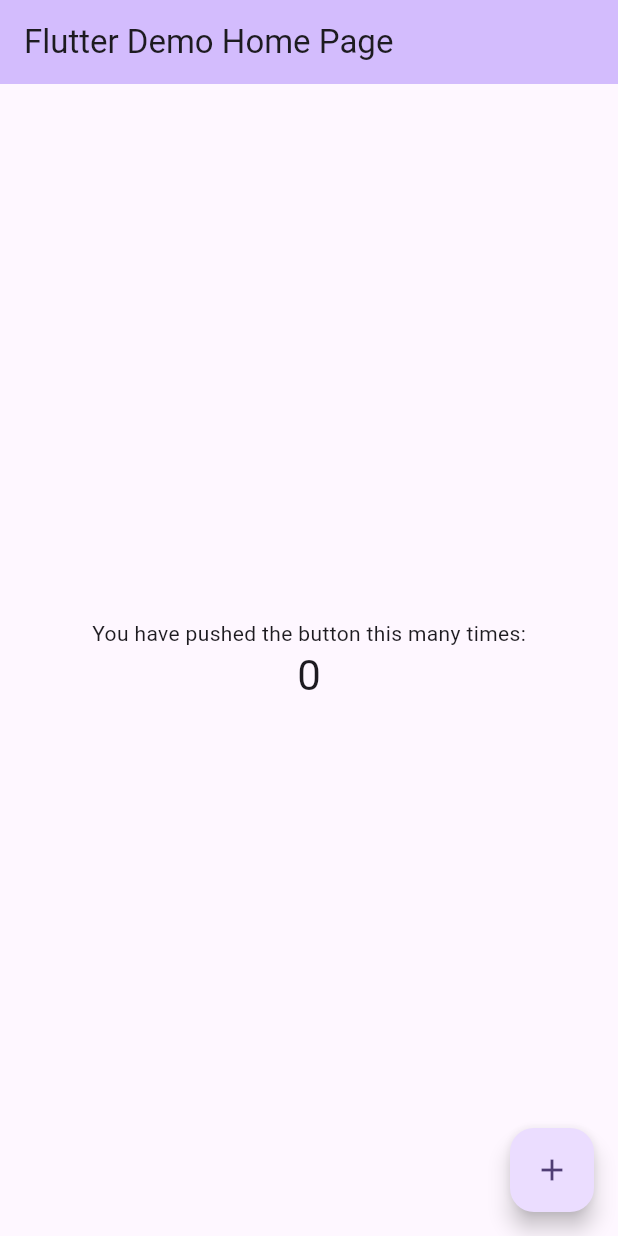
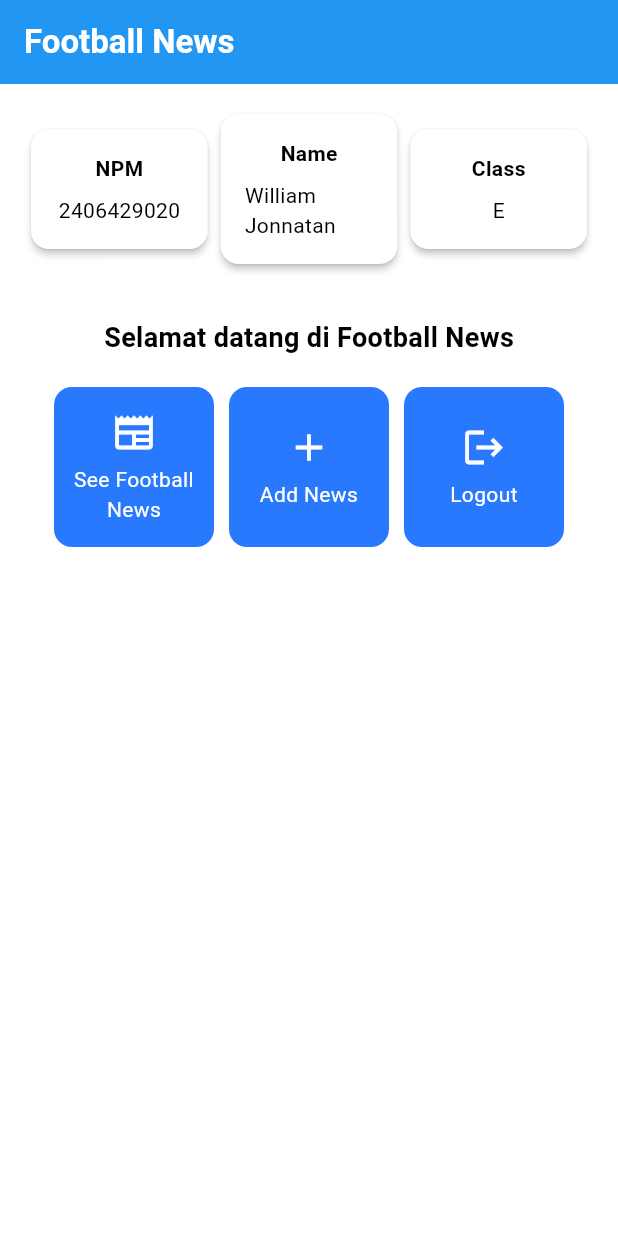
Before and after one commit to Weeleeam/football-news-mobile, a Flutter app: the screen it shows after launch, on a phone screen of 412 x 824 dp. Run offline on Flutter 3.47's test engine with Material 3 defaults, Android fonts, the phone set to English and light mode, and no system bars.

Commit message:
Tutorial 6 done

```diff
--- a/lib/main.dart
+++ b/lib/main.dart
@@ -1,4 +1,5 @@
 import 'package:flutter/material.dart';
+import 'package:football_news/menu.dart';
 
 void main() {
   runApp(const MyApp());
@@ -28,95 +29,10 @@ class MyApp extends StatelessWidget {
         //
         // This works for code too, not just values: Most code changes can be
         // tested with just a hot reload.
-        colorScheme: ColorScheme.fromSeed(seedColor: Colors.deepPurple),
+         colorScheme: ColorScheme.fromSwatch(primarySwatch: Colors.blue)
+         .copyWith(secondary: Colors.blueAccent[400]),
       ),
-      home: const MyHomePage(title: 'Flutter Demo Home Page'),
+      home: MyHomePage(),
     );
   }
 }
-
-class MyHomePage extends StatefulWidget {
-  const MyHomePage({super.key, required this.title});
-
-  // This widget is the home page of your application. It is stateful, meaning
-  // that it has a State object (defined below) that contains fields that affect
-  // how it looks.
-
-  // This class is the configuration for the state. It holds the values (in this
-  // case the title) provided by the parent (in this case the App widget) and
-  // used by the build method of the State. Fields in a Widget subclass are
-  // always marked "final".
-
-  final String title;
-
-  @override
-  State<MyHomePage> createState() => _MyHomePageState();
-}
-
-class _MyHomePageState extends State<MyHomePage> {
-  int _counter = 0;
-
-  void _incrementCounter() {
-    setState(() {
-      // This call to setState tells the Flutter framework that something has
-      // changed in this State, which causes it to rerun the build method below
-      // so that the display can reflect the updated values. If we changed
-      // _counter without calling setState(), then the build method would not be
-      // called again, and so nothing would appear to happen.
-      _counter++;
-    });
-  }
-
-  @override
-  Widget build(BuildContext context) {
-    // This method is rerun every time setState is called, for instance as done
-    // by the _incrementCounter method above.
-    //
-    // The Flutter framework has been optimized to make rerunning build methods
-    // fast, so that you can just rebuild anything that needs updating rather
-    // than having to individually change instances of widgets.
-    return Scaffold(
-      appBar: AppBar(
-        // TRY THIS: Try changing the color here to a specific color (to
-        // Colors.amber, perhaps?) and trigger a hot reload to see the AppBar
-        // change color while the other colors stay the same.
-        backgroundColor: Theme.of(context).colorScheme.inversePrimary,
-        // Here we take the value from the MyHomePage object that was created by
-        // the App.build method, and use it to set our appbar title.
-        title: Text(widget.title),
-      ),
-      body: Center(
-        // Center is a layout widget. It takes a single child and positions it
-        // in the middle of the parent.
-        child: Column(
-          // Column is also a layout widget. It takes a list of children and
-          // arranges them vertically. By default, it sizes itself to fit its
-          // children horizontally, and tries to be as tall as its parent.
-          //
-          // Column has various properties to control how it sizes itself and
-          // how it positions its children. Here we use mainAxisAlignment to
-          // center the children vertically; the main axis here is the vertical
-          // axis because Columns are vertical (the cross axis would be
-          // horizontal).
-          //
-          // TRY THIS: Invoke "debug painting" (choose the "Toggle Debug Paint"
-          // action in the IDE, or press "p" in the console), to see the
-          // wireframe for each widget.
-          mainAxisAlignment: MainAxisAlignment.center,
-          children: <Widget>[
-            const Text('You have pushed the button this many times:'),
-            Text(
-              '$_counter',
-              style: Theme.of(context).textTheme.headlineMedium,
-            ),
-          ],
-        ),
-      ),
-      floatingActionButton: FloatingActionButton(
-        onPressed: _incrementCounter,
-        tooltip: 'Increment',
-        child: const Icon(Icons.add),
-      ), // This trailing comma makes auto-formatting nicer for build methods.
-    );
-  }
-}
--- /dev/null
+++ b/lib/menu.dart
@@ -0,0 +1,185 @@
+import 'package:flutter/material.dart';
+class MyHomePage extends StatelessWidget {
+    MyHomePage({super.key});
+    final String nama = "William Jonnatan"; //nama
+    final String npm = "2406429020"; //npm
+    final String kelas = "E"; //kelas
+
+    final List<ItemHomepage> items = [
+        ItemHomepage("See Football News", Icons.newspaper),
+        ItemHomepage("Add News", Icons.add),
+        ItemHomepage("Logout", Icons.logout),
+     ];
+
+    @override
+    Widget build(BuildContext context) {
+    // Scaffold menyediakan struktur dasar halaman dengan AppBar dan body.
+    return Scaffold(
+      // AppBar adalah bagian atas halaman yang menampilkan judul.
+      appBar: AppBar(
+        // Judul aplikasi "Football News" dengan teks putih dan tebal.
+        title: const Text(
+          'Football News',
+          style: TextStyle(
+            color: Colors.white,
+            fontWeight: FontWeight.bold,
+          ),
+        ),
+        // Warna latar belakang AppBar diambil dari skema warna tema aplikasi.
+        backgroundColor: Theme.of(context).colorScheme.primary,
+      ),
+      // Body halaman dengan padding di sekelilingnya.
+      body: Padding(
+        padding: const EdgeInsets.all(16.0),
+        // Menyusun widget secara vertikal dalam sebuah kolom.
+        child: Column(
+          crossAxisAlignment: CrossAxisAlignment.center,
+          children: [
+            // Row untuk menampilkan 3 InfoCard secara horizontal.
+            Row(
+              mainAxisAlignment: MainAxisAlignment.spaceEvenly,
+              children: [
+                InfoCard(title: 'NPM', content: npm),
+                InfoCard(title: 'Name', content: nama),
+                InfoCard(title: 'Class', content: kelas),
+              ],
+            ),
+
+            // Memberikan jarak vertikal 16 unit.
+            const SizedBox(height: 16.0),
+
+            // Menempatkan widget berikutnya di tengah halaman.
+            Center(
+              child: Column(
+                // Menyusun teks dan grid item secara vertikal.
+
+                children: [
+                  // Menampilkan teks sambutan dengan gaya tebal dan ukuran 18.
+                  const Padding(
+                    padding: EdgeInsets.only(top: 16.0),
+                    child: Text(
+                      'Selamat datang di Football News',
+                      style: TextStyle(
+                        fontWeight: FontWeight.bold,
+                        fontSize: 18.0,
+                      ),
+                    ),
+                  ),
+
+                  // Grid untuk menampilkan ItemCard dalam bentuk grid 3 kolom.
+                  GridView.count(
+                    primary: true,
+                    padding: const EdgeInsets.all(20),
+                    crossAxisSpacing: 10,
+                    mainAxisSpacing: 10,
+                    crossAxisCount: 3,
+                    // Agar grid menyesuaikan tinggi kontennya.
+                    shrinkWrap: true,
+
+                    // Menampilkan ItemCard untuk setiap item dalam list items.
+                    children: items.map((ItemHomepage item) {
+                      return ItemCard(item);
+                    }).toList(),
+                  ),
+                ],
+              ),
+            ),
+          ],
+        ),
+      ),
+    );
+    }
+}
+
+class InfoCard extends StatelessWidget {
+  // Kartu informasi yang menampilkan title dan content.
+
+  final String title;  // Judul kartu.
+  final String content;  // Isi kartu.
+
+  const InfoCard({super.key, required this.title, required this.content});
+
+  @override
+  Widget build(BuildContext context) {
+    return Card(
+      // Membuat kotak kartu dengan bayangan dibawahnya.
+      elevation: 2.0,
+      child: Container(
+        // Mengatur ukuran dan jarak di dalam kartu.
+        width: MediaQuery.of(context).size.width / 3.5, // menyesuaikan dengan lebar device yang digunakan.
+        padding: const EdgeInsets.all(16.0),
+        // Menyusun title dan content secara vertikal.
+        child: Column(
+          children: [
+            Text(
+              title,
+              style: const TextStyle(fontWeight: FontWeight.bold),
+            ),
+            const SizedBox(height: 8.0),
+            Text(content),
+          ],
+        ),
+      ),
+    );
+  }
+}
+
+class ItemHomepage {
+ final String name;
+ final IconData icon;
+
+ ItemHomepage(this.name, this.icon);
+}
+
+class ItemCard extends StatelessWidget {
+  // Menampilkan kartu dengan ikon dan nama.
+
+  final ItemHomepage item;
+
+  const ItemCard(this.item, {super.key});
+
+  @override
+  Widget build(BuildContext context) {
+    return Material(
+      // Menentukan warna latar belakang dari tema aplikasi.
+      color: Theme.of(context).colorScheme.secondary,
+      // Membuat sudut kartu melengkung.
+      borderRadius: BorderRadius.circular(12),
+
+      child: InkWell(
+        // Aksi ketika kartu ditekan.
+        onTap: () {
+          // Menampilkan pesan SnackBar saat kartu ditekan.
+          ScaffoldMessenger.of(context)
+            ..hideCurrentSnackBar()
+            ..showSnackBar(
+              SnackBar(content: Text("Kamu telah menekan tombol ${item.name}!"))
+            );
+        },
+        // Container untuk menyimpan Icon dan Text
+        child: Container(
+          padding: const EdgeInsets.all(8),
+          child: Center(
+            child: Column(
+              // Menyusun ikon dan teks di tengah kartu.
+              mainAxisAlignment: MainAxisAlignment.center,
+              children: [
+                Icon(
+                  item.icon,
+                  color: Colors.white,
+                  size: 30.0,
+                ),
+                const Padding(padding: EdgeInsets.all(3)),
+                Text(
+                  item.name,
+                  textAlign: TextAlign.center,
+                  style: const TextStyle(color: Colors.white),
+                ),
+              ],
+            ),
+          ),
+        ),
+      ),
+    );
+  }
+}
```
